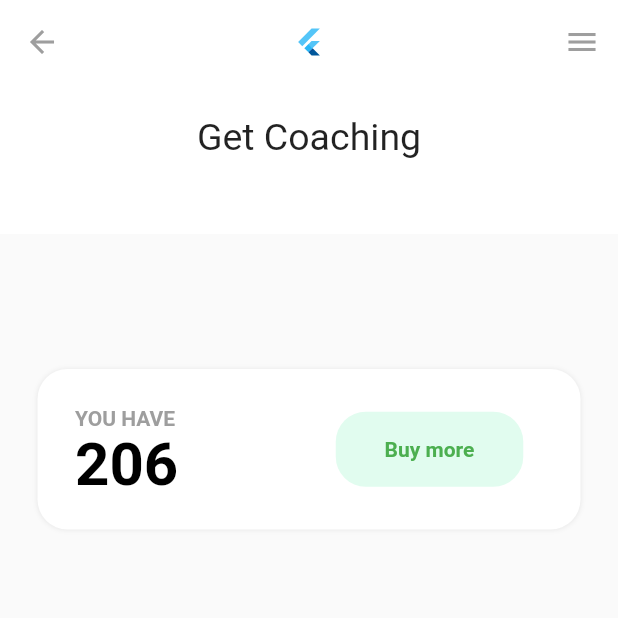
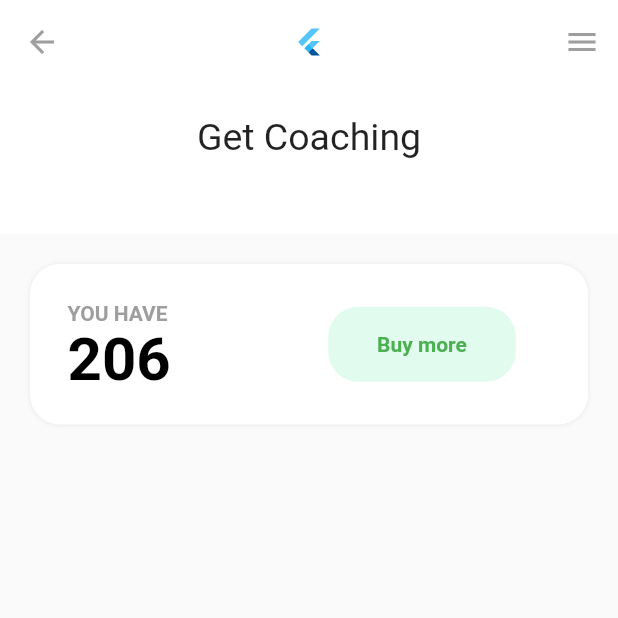
Before and after one commit to sajidshahriar72543/FlutterUI-challenge, a Flutter app: the screen it shows after launch, on a phone screen of 412 x 824 dp, the top half of it. Run offline on Flutter 3.47's test engine with Material 2 defaults, Android fonts, the phone set to English and light mode, and no system bars.

Commit message:
Reduce spacing in between title and bottom container

```diff
--- a/lib/main.dart
+++ b/lib/main.dart
@@ -68,7 +68,7 @@ class _MyHomePageState extends State<MyHomePage> {
               ),
             ),
             Container(
-              margin: const EdgeInsets.fromLTRB(25, 90, 25, 0),
+              margin: const EdgeInsets.fromLTRB(20, 20, 20, 0),
               decoration: BoxDecoration(
                 color: Colors.white,
                 borderRadius: BorderRadius.circular(20),
```
